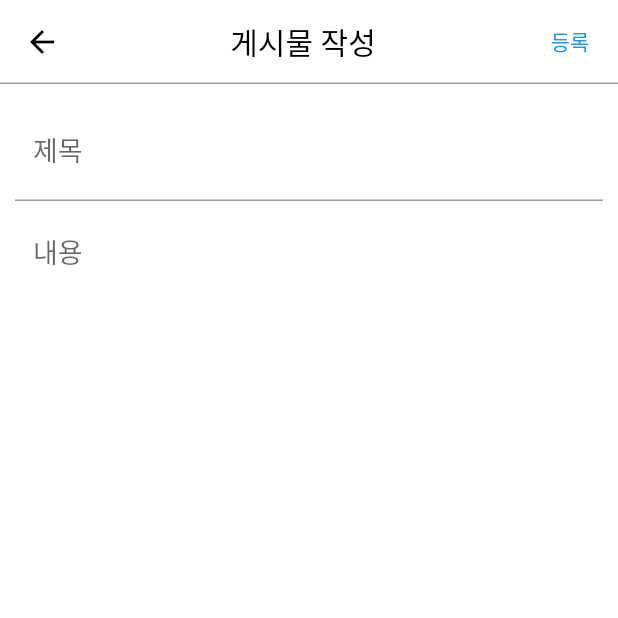
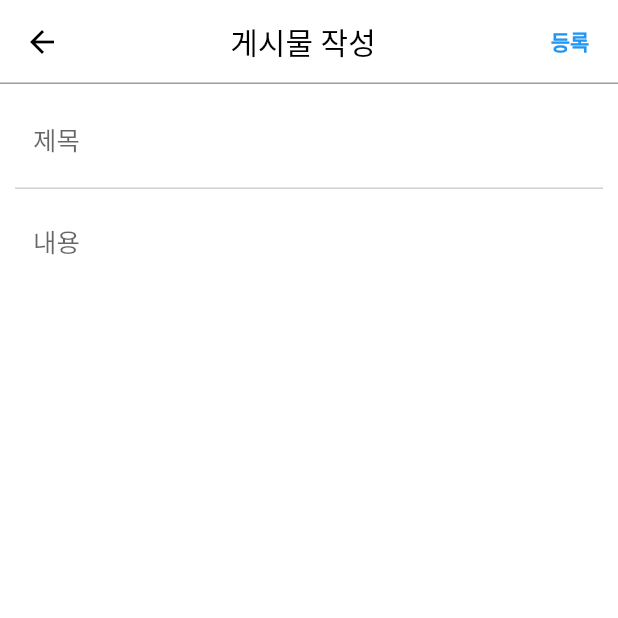
Before and after one commit to jongho-dev/FencingApp, a Flutter app: the WritePost screen opened directly, on a phone screen of 412 x 824 dp, the top half of it. Run offline on Flutter 3.47's test engine with Material 2 defaults, Android fonts, the light colour scheme and no system bars; our stand-ins replace cloud_firestore, firebase_auth, firebase_core, google_sign_in; accounts and stored records are empty.

Commit message:
FIX: writepost 수정, detailpost 생

```diff
--- a/lib/pages/writepost.dart
+++ b/lib/pages/writepost.dart
@@ -40,7 +40,10 @@ class _WritePostState extends State<WritePost> {
           backgroundColor: Colors.white,
           actions: [
             TextButton(
-              child: Text('등록'),
+              child: Text(
+                '등록',
+                style: TextStyle(fontWeight: FontWeight.bold),
+              ),
               onPressed: () {
                 final userCollectionReference =
                     FirebaseFirestore.instance.collection('posts');
@@ -57,13 +60,13 @@ class _WritePostState extends State<WritePost> {
           ],
         ),
         body: Padding(
-          padding: const EdgeInsets.all(10.0),
+          padding: const EdgeInsets.fromLTRB(10.0, 4.0, 10.0, 10.0),
           child: Column(children: [
             TextField(
               controller: _titlecontroller,
               decoration: InputDecoration(
                 hintText: "제목",
-                hintStyle: TextStyle(fontSize: 18),
+                hintStyle: TextStyle(fontSize: 17),
                 border: InputBorder.none,
                 enabledBorder: OutlineInputBorder(
                     borderSide: BorderSide(
@@ -78,14 +81,17 @@ class _WritePostState extends State<WritePost> {
               decoration: BoxDecoration(
                   color: Colors.white,
                   border: Border(
-                      bottom: BorderSide(color: Colors.grey, width: 1.0))),
+                      bottom: BorderSide(
+                          color: Color.fromRGBO(209, 209, 209, 1),
+                          width: 1.0))),
             ),
+            SizedBox(height: 2.0),
             TextField(
               controller: _contentcontroller,
               maxLines: null,
               decoration: InputDecoration(
                 hintText: "내용",
-                hintStyle: TextStyle(fontSize: 18),
+                hintStyle: TextStyle(fontSize: 17),
                 border: InputBorder.none,
                 enabledBorder: OutlineInputBorder(
                     borderSide: BorderSide(
```
Also changed, not shown: lib/pages/detailpost.dart (added, +15 -0 lines), lib/pages/home.dart (+10 -4 lines).
